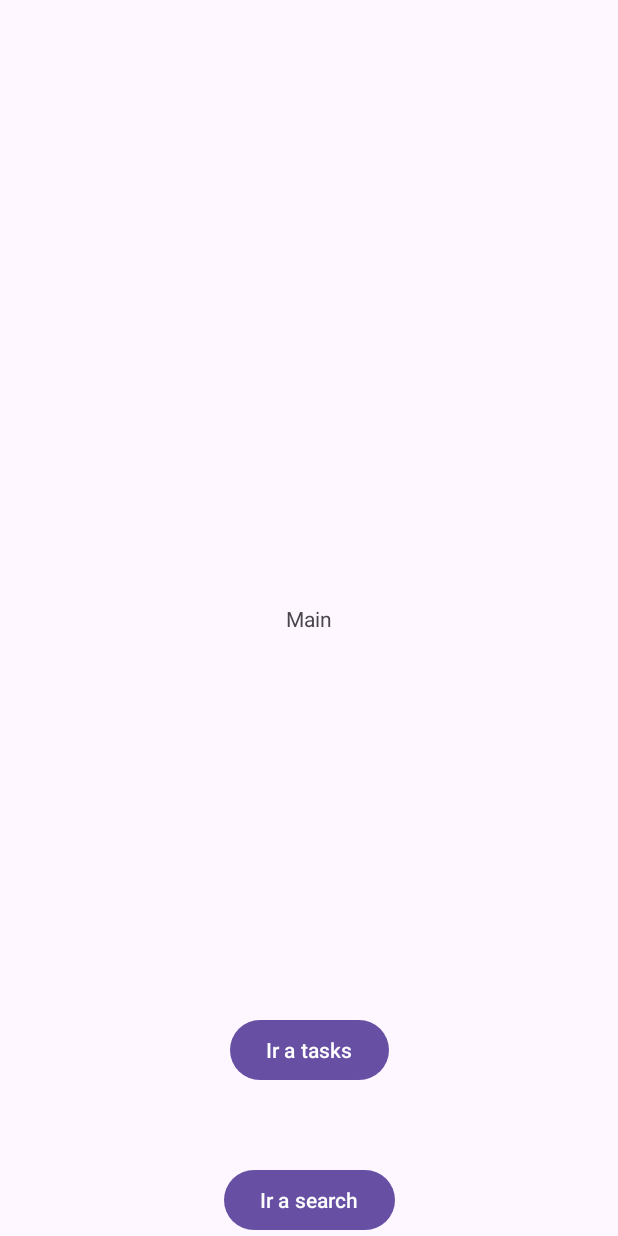
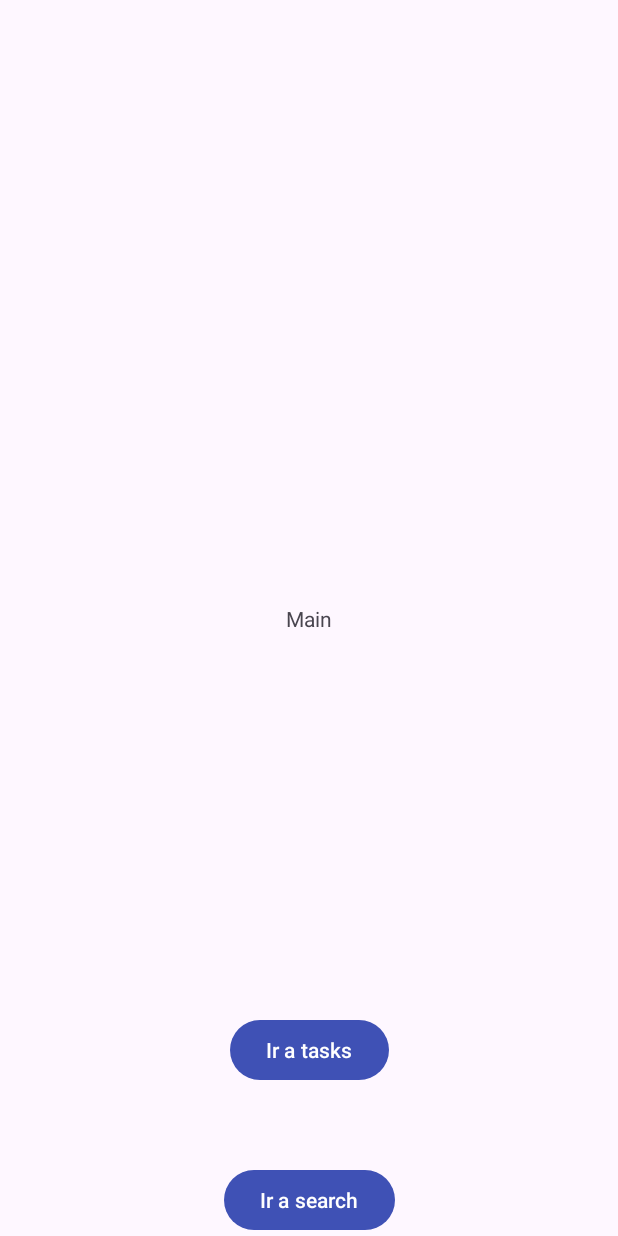
Before and after one commit to AudyDevs/TimeWise, an Android app: the screen it shows after launch (MainActivity), on a phone screen of 412 x 824 dp. Run offline under Robolectric (Android 15) with nearby library versions, the light colour scheme and no system bars; our stand-ins replace Dagger/Hilt's generated code.

Commit message:
Added app colors and keyboard function extension

```diff
--- a/app/src/main/res/layout/activity_detail_task.xml
+++ b/app/src/main/res/layout/activity_detail_task.xml
@@ -5,14 +5,12 @@
     android:id="@+id/main"
     android:layout_width="match_parent"
     android:layout_height="match_parent"
-    android:background="@color/red"
     tools:context=".ui.detail.DetailTaskActivity">
 
     <TextView
         android:layout_width="wrap_content"
         android:layout_height="wrap_content"
         android:text="detail"
-        android:textColor="@color/white"
         app:layout_constraintBottom_toBottomOf="parent"
         app:layout_constraintEnd_toEndOf="parent"
         app:layout_constraintStart_toStartOf="parent"
--- a/app/src/main/res/values/themes.xml
+++ b/app/src/main/res/values/themes.xml
@@ -2,7 +2,11 @@
     <!-- Base application theme. -->
     <style name="Base.Theme.TimeWise" parent="Theme.Material3.DayNight.NoActionBar">
         <!-- Customize your light theme here. -->
-        <!-- <item name="colorPrimary">@color/my_light_primary</item> -->
+        <item name="colorPrimary">@color/primary</item>
+        <item name="colorOnPrimary">@color/onPrimary</item>
+        <item name="colorPrimaryVariant">@color/primaryVariant</item>
+        <item name="colorError">@color/error</item>
+        <item name="colorOnError">@color/onError</item>
     </style>
 
     <style name="Theme.TimeWise" parent="Base.Theme.TimeWise" />
```
Also changed, not shown: app/src/main/java/com/example/timewise/core/Keyboard.kt (added, +16 -0 lines), app/src/main/res/values/colors.xml (+30 -3 lines).
